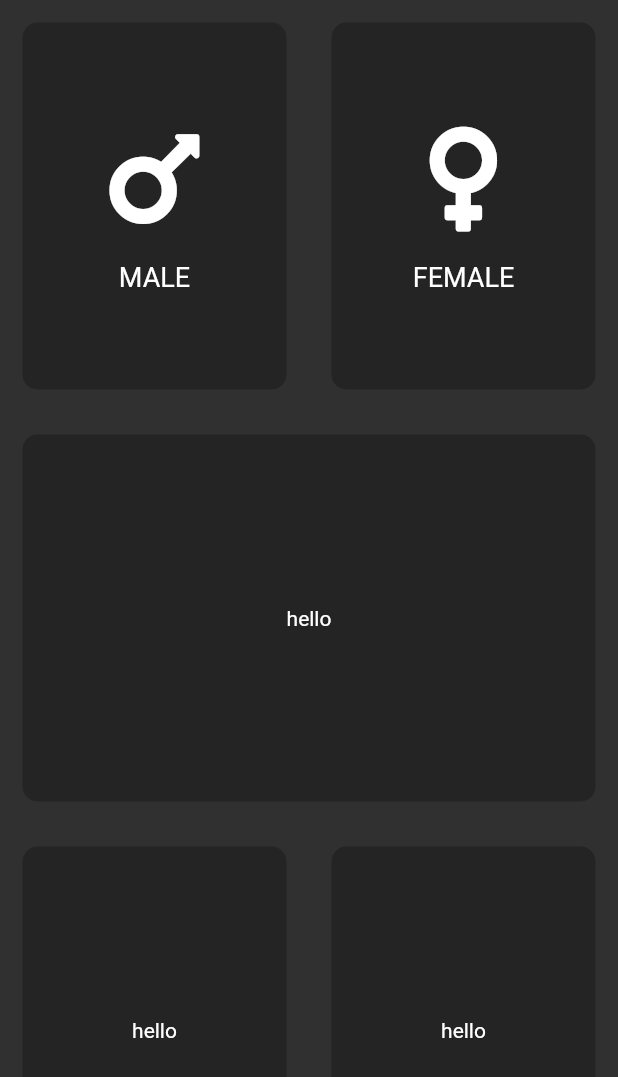
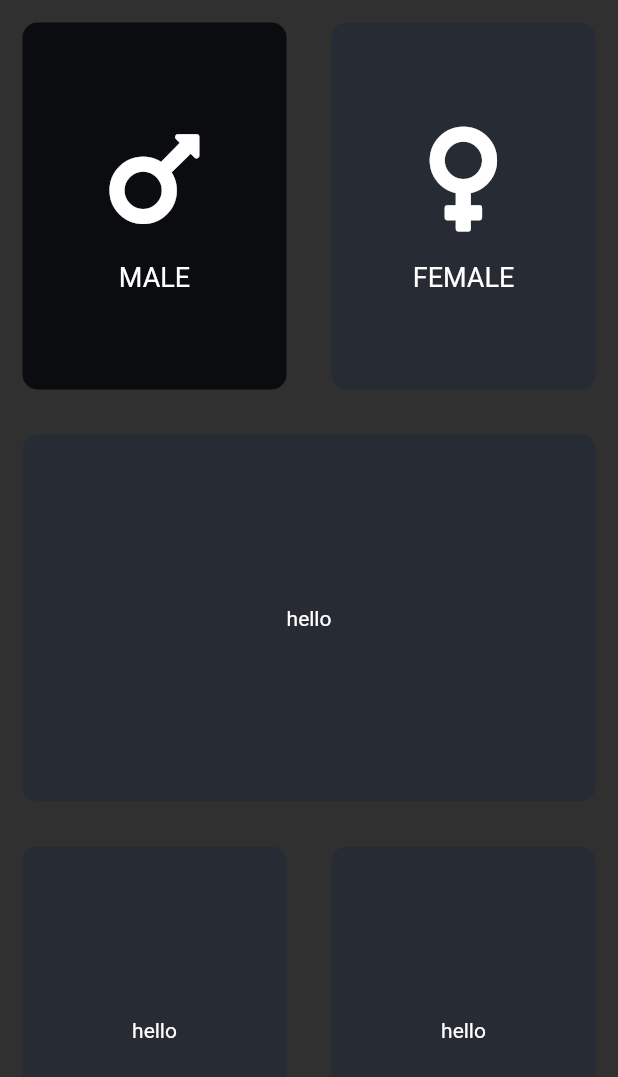
Before and after one commit to murhussain/flutter_layout_app, a Flutter app: the screen it shows after launch, after a tap on "MALE", on a phone screen of 412 x 824 dp. Shown: the top 1077 px of the screen. Run offline on Flutter 3.47's test engine with Material 2 defaults, Android fonts, the phone set to English and light mode, and no system bars; our stand-ins replace font_awesome_flutter.

Commit message:
Adding gesture detector and changing card color based od selected card

```diff
--- a/lib/screens/home_screen.dart
+++ b/lib/screens/home_screen.dart
@@ -3,10 +3,40 @@ import 'package:flutter_layout_app/components/sex_content.dart';
 import 'package:flutter_layout_app/widget/our_container.dart';
 import 'package:font_awesome_flutter/font_awesome_flutter.dart';
 
-class HomeScreen extends StatelessWidget {
-  const HomeScreen({
-    Key? key,
-  }) : super(key: key);
+const activeColor = Color(0xFF0A0C10);
+const inactiveColor = Color(0xFF272B33);
+
+class HomeScreen extends StatefulWidget {
+  const HomeScreen({Key? key,}) : super(key: key);
+
+  @override
+  _HomeScreenState createState() => _HomeScreenState();
+}
+
+class _HomeScreenState extends State<HomeScreen> {
+  Color maleCardColour = inactiveColor;
+  Color femaleCardColour = inactiveColor;
+
+  void UpdateColour(int gender){
+    //Male card pressed
+    if (gender == 1){
+      if (maleCardColour == inactiveColor){
+        maleCardColour = activeColor;
+        femaleCardColour = inactiveColor;
+      } else{
+        maleCardColour = inactiveColor;
+      }
+    }
+    //Female card pressed
+    if (gender == 2){
+      if (femaleCardColour == inactiveColor){
+        femaleCardColour = activeColor;
+        maleCardColour = inactiveColor;
+      } else{
+        femaleCardColour = inactiveColor;
+      }
+    }
+  }
 
   @override
   Widget build(BuildContext context) {
@@ -19,9 +49,14 @@ class HomeScreen extends StatelessWidget {
             children: [
               Expanded(
                 child: GestureDetector(
-                  onTap: () {},
+                  onTap: () {
+                    setState(() {
+                      UpdateColour(1);
+                    });
+                  },
                   child: ReusableContainer(
-                      cardContent: const iconContent(
+                      color: maleCardColour,
+                      cardContent: iconContent(
                         icon: FontAwesomeIcons.mars,
                         label: 'MALE',
                       )
@@ -30,21 +65,27 @@ class HomeScreen extends StatelessWidget {
               ),
               Expanded(
                 child: GestureDetector(
-                  onTap: () {},
+                  onTap: () {
+                    setState(() {
+                      UpdateColour(2);
+                    });
+                  },
                   child: ReusableContainer(
-                      cardContent: const iconContent(
-                        icon: FontAwesomeIcons.venus,
-                        label: 'FEMALE',
-                      )
+                    color: femaleCardColour,
+                    cardContent: const iconContent(
+                      icon: FontAwesomeIcons.venus,
+                      label: 'FEMALE',
+                    ),
                   ),
                 )
               ),
             ],
           )
         ),
-        Expanded(
+        const Expanded(
           child: ReusableContainer(
-            cardContent: const Center(
+            color: inactiveColor,
+            cardContent: Center(
                 child: Text('hello')
             ),
           )
@@ -52,17 +93,19 @@ class HomeScreen extends StatelessWidget {
         Expanded(
           child: Row(
             crossAxisAlignment: CrossAxisAlignment.stretch,
-            children: [
+            children: const [
               Expanded(
                   child: ReusableContainer(
-                    cardContent: const Center(
+                    color: inactiveColor,
+                    cardContent: Center(
                         child: Text('hello')
                     ),
                   )
               ),
               Expanded(
                 child: ReusableContainer(
-                  cardContent: const Center(
+                  color: inactiveColor,
+                  cardContent: Center(
                       child: Text('hello')
                   ),
                 )
--- a/lib/widget/our_container.dart
+++ b/lib/widget/our_container.dart
@@ -1,9 +1,12 @@
 import 'package:flutter/material.dart';
 
 class ReusableContainer extends StatelessWidget {
+  final Color color;
   final Widget cardContent;
-  ReusableContainer({
+
+  const ReusableContainer({
     required this.cardContent,
+    required this.color,
   });
 
   @override
@@ -11,7 +14,7 @@ class ReusableContainer extends StatelessWidget {
     return Container(
       margin: EdgeInsets.all(15.0),
       decoration: BoxDecoration(
-          color: Colors.black26,
+          color: color,
           borderRadius: BorderRadius.circular(10.0)
       ),
       child: cardContent,
```
